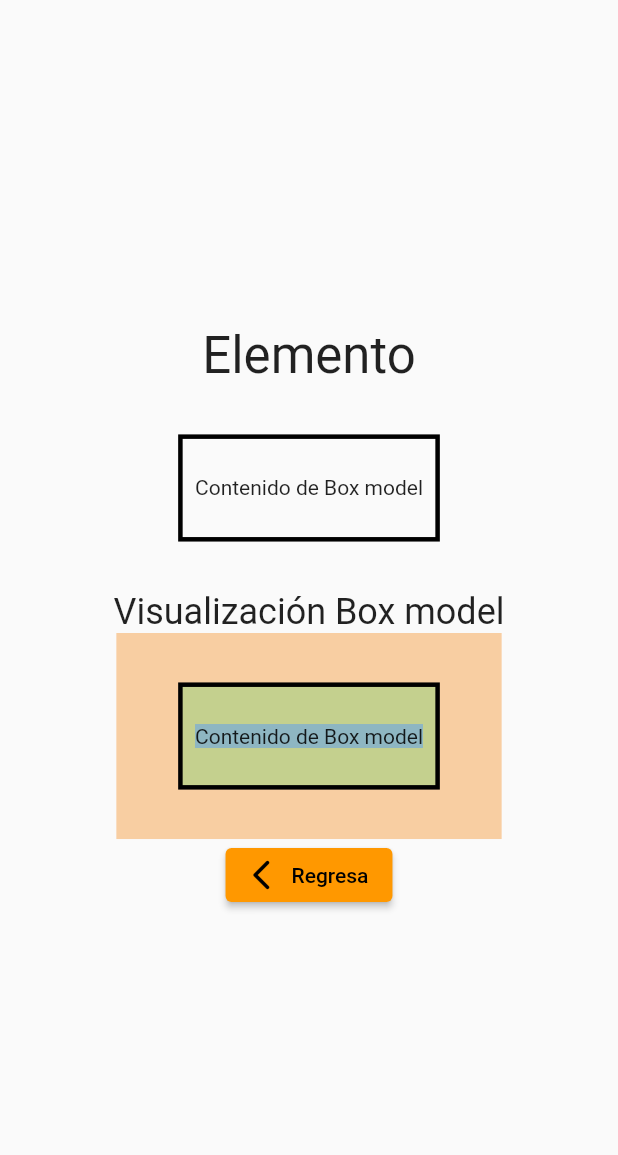
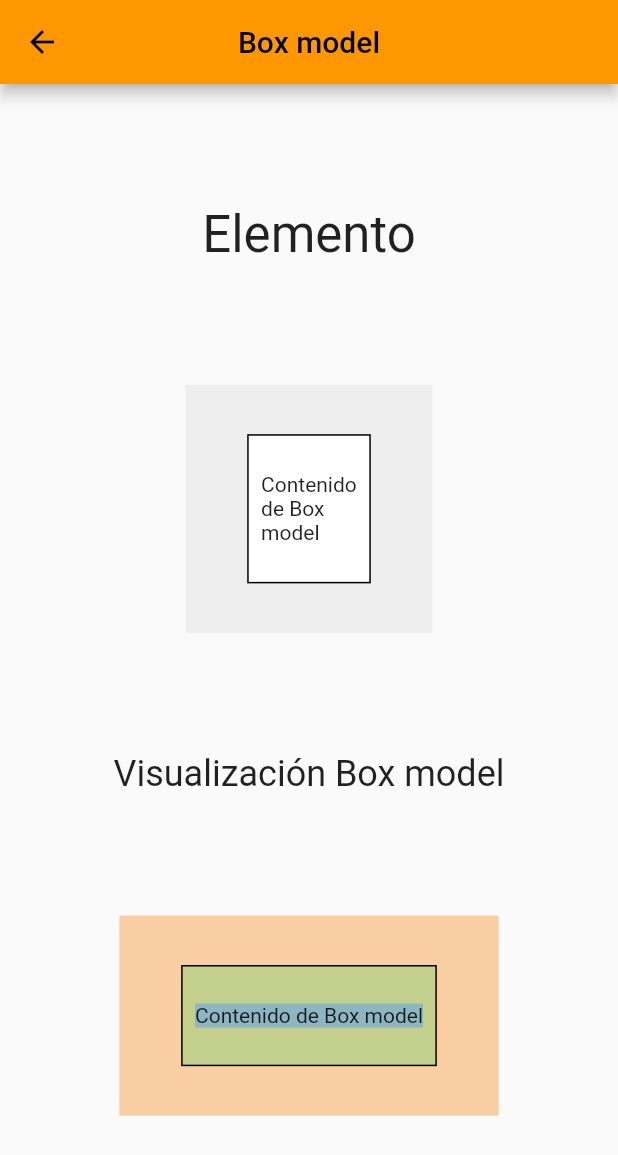
Before and after one commit to somosaleteo/aleteo_car, a Flutter app: the screen it shows after launch, after a tap on "Box Model", on a phone screen of 412 x 824 dp. Shown: the top 1155 px of the screen. Run offline on Flutter 3.47's test engine with Material 2 defaults, Android fonts, the phone set to English and light mode, and no system bars.

Commit message:
Actualizacion de interface con algunos retoques de diagramación

```diff
--- a/lib/ui/pages/box_model_page.dart
+++ b/lib/ui/pages/box_model_page.dart
@@ -1,3 +1,4 @@
+import 'package:aleteo_car/ui/widgets/my_custom_scaffold_widget.dart';
 import 'package:flutter/material.dart';
 
 class BoxModelPage extends StatelessWidget {
@@ -14,14 +15,16 @@ class BoxModelPage extends StatelessWidget {
     final paddingWidth = screnSizeWidth * 0.02;
     final paddingHeight = screenSizeHeight * 0.03;
 
-    const borderWidth = 3.0;
+    const borderWidth = 1.0;
     const marginColor = Color(0xFFF8CEA2);
     const borderColor = Colors.black;
 
-    return Scaffold(
-      body: Center(
+    final width = MediaQuery.of(context).size.width;
+
+    return MyCustomScaffold(
+        page: Center(
           child: Column(
-          mainAxisAlignment: MainAxisAlignment.center,
+            mainAxisAlignment: MainAxisAlignment.spaceEvenly,
             children: [
               Text(
                 'Elemento',
@@ -30,11 +33,15 @@ class BoxModelPage extends StatelessWidget {
                         Theme.of(context).textTheme.headlineMedium!.fontSize),
               ),
               Container(
+                color: Colors.grey.shade200,
+                width: width * 0.4,
+                child: Container(
                   margin: EdgeInsets.symmetric(
                     horizontal: marginWidth,
                     vertical: marginHeight,
                   ),
                   decoration: BoxDecoration(
+                    color: Colors.white,
                     border: Border.all(
                       width: borderWidth,
                       color: borderColor,
@@ -45,6 +52,7 @@ class BoxModelPage extends StatelessWidget {
                     vertical: paddingHeight,
                   ),
                   child: const Text('Contenido de Box model'),
+                ),
               ),
               Text(
                 'Visualización Box model',
@@ -75,14 +83,9 @@ class BoxModelPage extends StatelessWidget {
                   ),
                 ),
               ),
-            ElevatedButton.icon(
-              onPressed: () => Navigator.of(context).pop(),
-              icon: const Icon(Icons.arrow_back_ios_new_rounded),
-              label: const Text('Regresa'),
-            )
             ],
           ),
         ),
-    );
+        title: "Box model");
   }
 }
--- a/lib/ui/pages/my_car_container_layout_page.dart
+++ b/lib/ui/pages/my_car_container_layout_page.dart
@@ -9,7 +9,7 @@ class MyCarLayoutPage extends StatelessWidget {
 
   @override
   Widget build(BuildContext context) {
-    final tmp = dpFromSize(MediaQuery.of(context).size, 480, true);
+    final tmp = dpFromSize(MediaQuery.of(context).size, 380, true);
     final Size size = Size(tmp * 1.25, tmp);
 
     return MyCustomScaffold(
--- a/lib/ui/pages/my_car_container_page.dart
+++ b/lib/ui/pages/my_car_container_page.dart
@@ -9,7 +9,7 @@ class MyCarContainerPage extends StatelessWidget {
 
   @override
   Widget build(BuildContext context) {
-    final tmp = dpFromSize(MediaQuery.of(context).size, 480, true);
+    final tmp = dpFromSize(MediaQuery.of(context).size, 380, true);
     final Size size = Size(tmp * 1.25, tmp);
 
     return MyCustomScaffold(
--- a/lib/ui/pages/my_car_custom_painter_page.dart
+++ b/lib/ui/pages/my_car_custom_painter_page.dart
@@ -9,7 +9,7 @@ class MyCarCustomPainterPage extends StatelessWidget {
 
   @override
   Widget build(BuildContext context) {
-    final tmp = dpFromSize(MediaQuery.of(context).size, 480, true);
+    final tmp = dpFromSize(MediaQuery.of(context).size, 380, true);
     final Size size = Size(tmp * 1.25, tmp);
 
     return MyCustomScaffold(
--- a/lib/ui/pages/my_home_page.dart
+++ b/lib/ui/pages/my_home_page.dart
@@ -25,7 +25,11 @@ class MyHomePage extends StatelessWidget {
             child: Column(
               mainAxisAlignment: MainAxisAlignment.center,
               children: [
-                const Text("Presentacion custom painter"),
+                const _SeparatorWidget(),
+                const _SeparatorWidget(),
+                const _SeparatorWidget(),
+                const _SeparatorWidget(),
+                const _SeparatorWidget(),
                 MyNavigatorButton(
                     page: const BoxModelPage(),
                     size: size,
```
Lines whose indentation alone changed are shown as unchanged.
